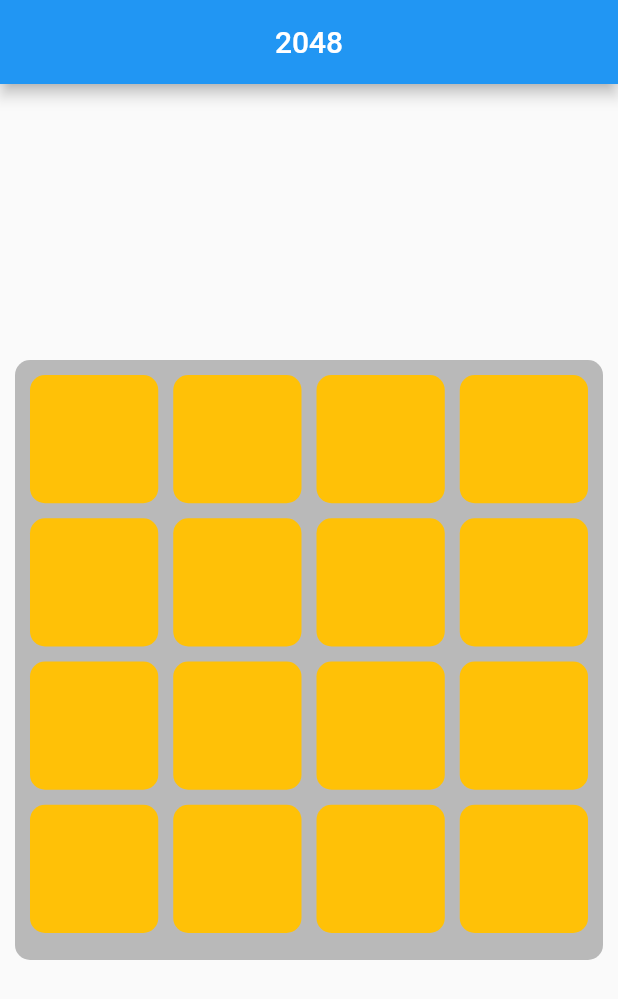
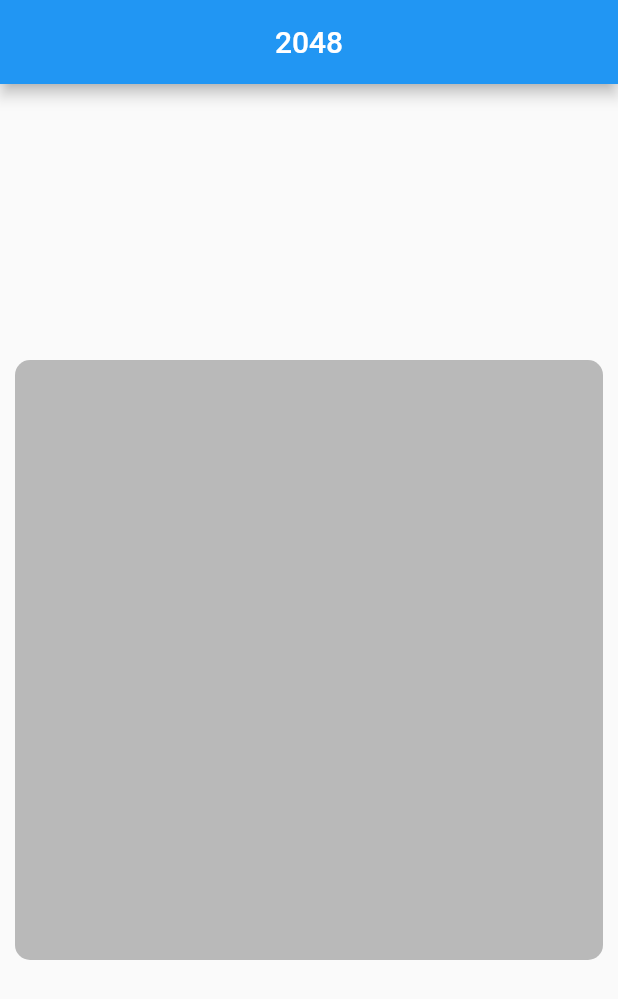
Before and after one commit to alibaransel/flutter_2048_clone, a Flutter app: the GameScreen screen opened directly, on a phone screen of 412 x 824 dp. Shown: the top 999 px of the screen. Run offline on Flutter 3.47's test engine with Material 2 defaults, Android fonts, the phone set to English and light mode, and no system bars.

Commit message:
Empty tiles in UI are removed

```diff
--- a/lib/ui/game_screen.dart
+++ b/lib/ui/game_screen.dart
@@ -81,7 +81,11 @@ class _GameScreenState extends State<GameScreen> {
           ),
           itemBuilder: (context, index) {
             final int value = _game.getValueWithIndex(index);
-            return DecoratedBox(
+            return AnimatedSwitcher(
+              duration: AppDurations.m,
+              child: value == 0
+                  ? const SizedBox.shrink()
+                  : DecoratedBox(
                       decoration: BoxDecoration(
                         borderRadius: BorderRadius.circular(AppSizes.borderRadius),
                         color: Colors.amber,
@@ -92,6 +96,7 @@ class _GameScreenState extends State<GameScreen> {
                               child: Text(
                                 value.toString(),
                                 style: Theme.of(context).textTheme.displayMedium,
+                              ),
                             ),
                     ),
             );
```
Lines whose indentation alone changed are shown as unchanged.
